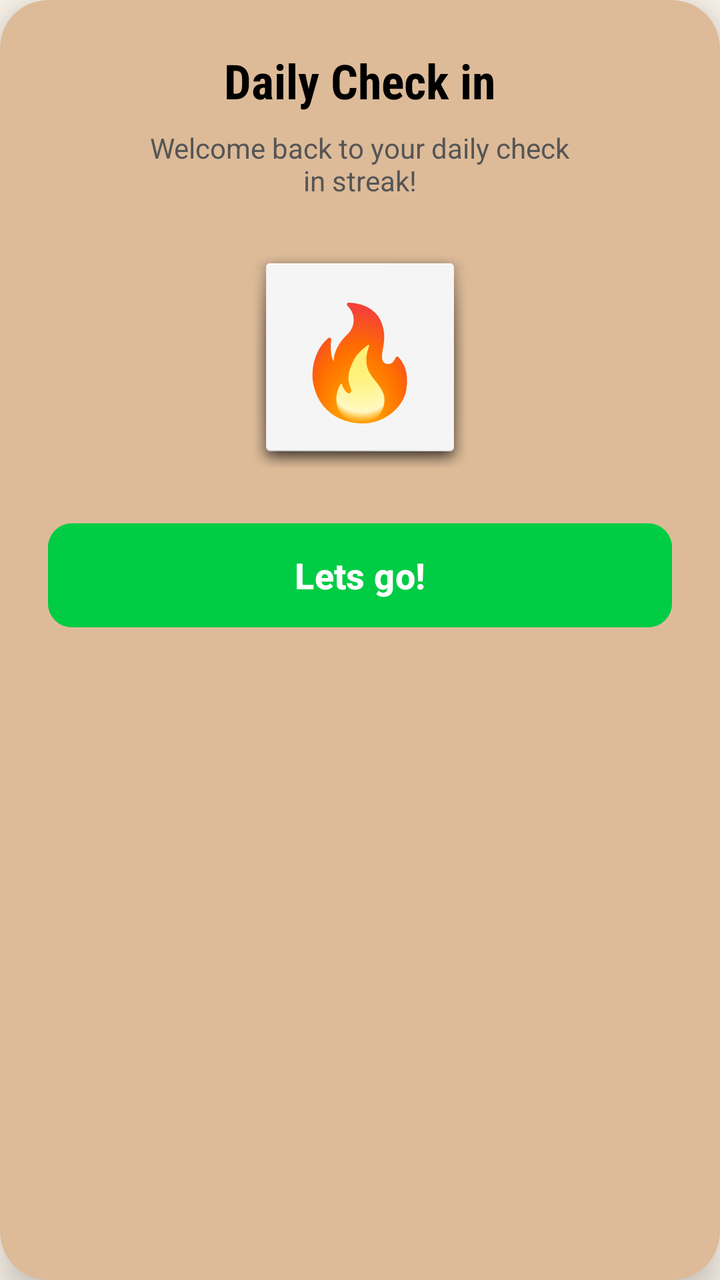
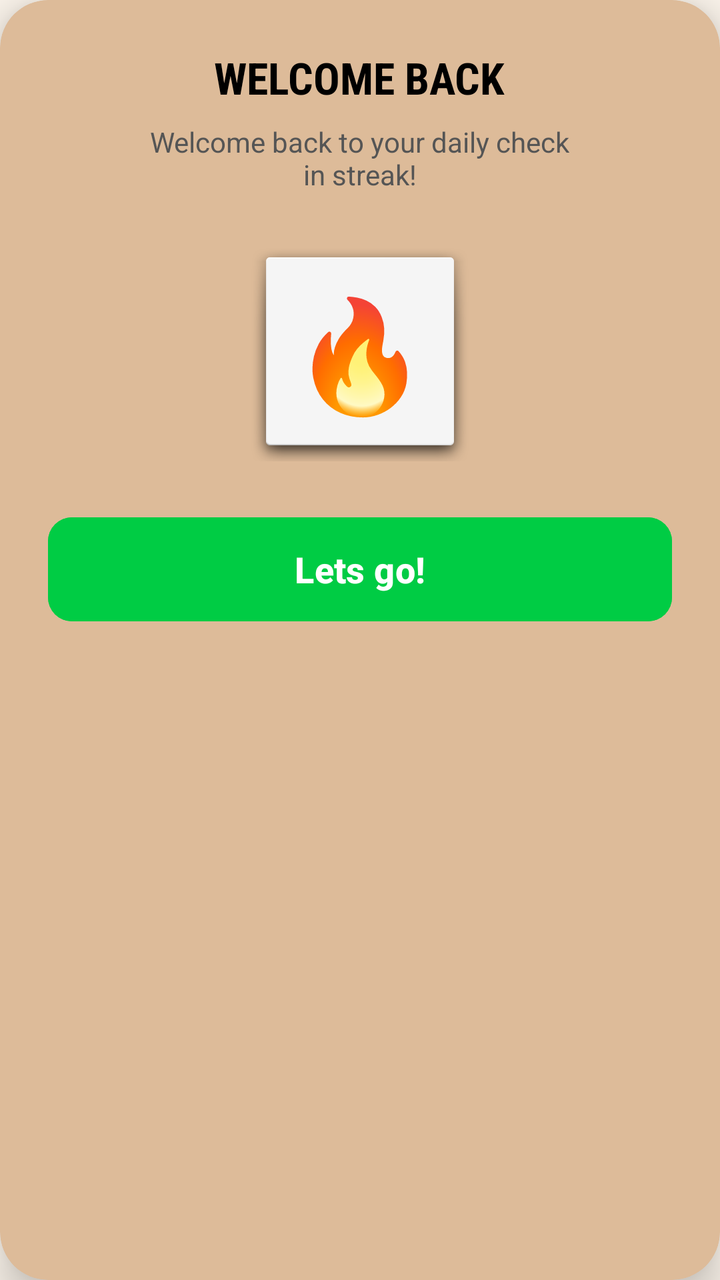

Screens rendered from an Android XML layout before and after an edit, with the pre-edit source and the edit as a unified diff.
<!-- AndroidManifest.xml: application theme Theme.ProjectStudyBuddy1 -->
<!-- res/layout/dialog_daily_checkin.xml -->
<?xml version="1.0" encoding="utf-8"?>
<androidx.cardview.widget.CardView xmlns:android="http://schemas.android.com/apk/res/android"
    xmlns:app="http://schemas.android.com/apk/res-auto"
    android:layout_width="300dp"
    android:layout_height="wrap_content"
    android:layout_gravity="center"
    app:cardCornerRadius="24dp"
    app:cardElevation="12dp"
    app:cardBackgroundColor="#DDBB99">

    <LinearLayout
        android:layout_width="match_parent"
        android:layout_height="wrap_content"
        android:orientation="vertical"
        android:gravity="center_horizontal"
        android:padding="24dp">

        <TextView
            android:layout_width="wrap_content"
            android:layout_height="wrap_content"
            android:text="Daily Check in"
            android:textStyle="bold"
            android:textSize="24sp"
            android:textColor="#000000"
            android:fontFamily="sans-serif-condensed" />

        <TextView
            android:id="@+id/tvCheckInSubtitle"
            android:layout_width="wrap_content"
            android:layout_height="wrap_content"
            android:text="Welcome back to your daily check\nin streak!"
            android:gravity="center"
            android:textSize="14sp"
            android:textColor="#555555"
            android:layout_marginTop="8dp"
            android:layout_marginBottom="24dp" />

        <FrameLayout
            android:layout_width="110dp"
            android:layout_height="110dp"
            android:background="@android:drawable/dialog_holo_light_frame"
            android:elevation="4dp"
            android:layout_marginBottom="28dp">

            <TextView
                android:layout_width="wrap_content"
                android:layout_height="wrap_content"
                android:text="🔥"
                android:textSize="55sp"
                android:layout_gravity="center" />
        </FrameLayout>

        <Button
            android:id="@+id/btnCheckInConfirm"
            android:layout_width="match_parent"
            android:layout_height="52dp"
            android:text="Lets go!"
            android:textSize="18sp"
            android:textStyle="bold"
            android:textColor="#FFFFFF"
            android:backgroundTint="#00CC44"
            android:insetTop="0dp"
            android:insetBottom="0dp"
            app:cornerRadius="12dp" />
    </LinearLayout>
</androidx.cardview.widget.CardView>
<!-- resources referenced by this layout -->
<resources>
  <style name="Theme.ProjectStudyBuddy1" parent="Theme.Material3.DayNight.NoActionBar">
          <item name="colorPrimary">@color/accent_brown</item>
          <item name="colorPrimaryDark">@color/accent_brown</item>
          <item name="colorAccent">@color/accent_orange</item>
  
          <item name="android:windowBackground">@color/bg_cream</item>
          <item name="android:colorBackground">@color/bg_cream</item>
  
          <item name="android:statusBarColor">@color/bg_cream</item>
          <item name="android:windowLightStatusBar">true</item>
  
          <item name="colorSurface">@color/card_white</item>
          <item name="colorOnSurface">@color/text_dark</item>
      </style>
  <color name="accent_brown">#7D5A44</color>
  <color name="accent_orange">#E07A5F</color>
  <color name="bg_cream">#FDF6ED</color>
  <color name="card_white">#FFFFFF</color>
  <color name="text_dark">#3D405B</color>
</resources>

<!-- the commit's change to res/layout/dialog_daily_checkin.xml (unified diff, before → after) -->
@@ -1,6 +1,7 @@
 <?xml version="1.0" encoding="utf-8"?>
 <androidx.cardview.widget.CardView xmlns:android="http://schemas.android.com/apk/res/android"
     xmlns:app="http://schemas.android.com/apk/res-auto"
+    xmlns:tools="http://schemas.android.com/tools"
     android:layout_width="300dp"
     android:layout_height="wrap_content"
     android:layout_gravity="center"
@@ -18,9 +19,9 @@
         <TextView
             android:layout_width="wrap_content"
             android:layout_height="wrap_content"
-            android:text="Daily Check in"
+            android:text="WELCOME BACK"
             android:textStyle="bold"
-            android:textSize="24sp"
+            android:textSize="22sp"
             android:textColor="#000000"
             android:fontFamily="sans-serif-condensed" />
 
@@ -50,7 +51,7 @@
                 android:layout_gravity="center" />
         </FrameLayout>
 
-        <Button
+        <com.google.android.material.button.MaterialButton
             android:id="@+id/btnCheckInConfirm"
             android:layout_width="match_parent"
             android:layout_height="52dp"
@@ -61,6 +62,7 @@
             android:backgroundTint="#00CC44"
             android:insetTop="0dp"
             android:insetBottom="0dp"
-            app:cornerRadius="12dp" />
+            app:cornerRadius="12dp"
+            tools:ignore="HardcodedText" />
     </LinearLayout>
 </androidx.cardview.widget.CardView>
